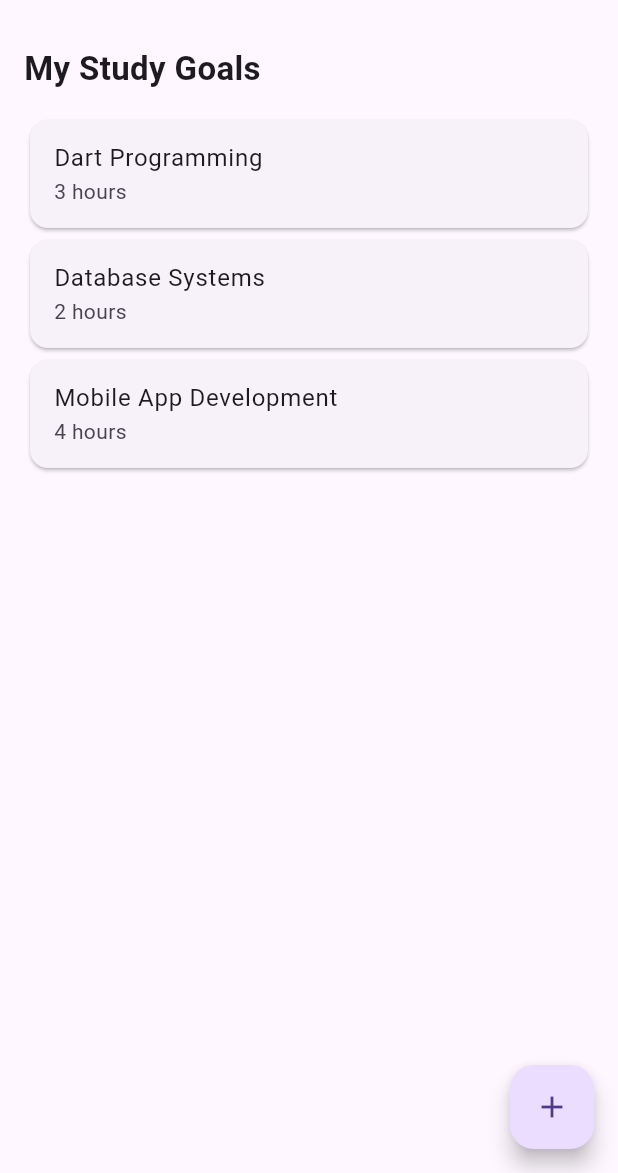
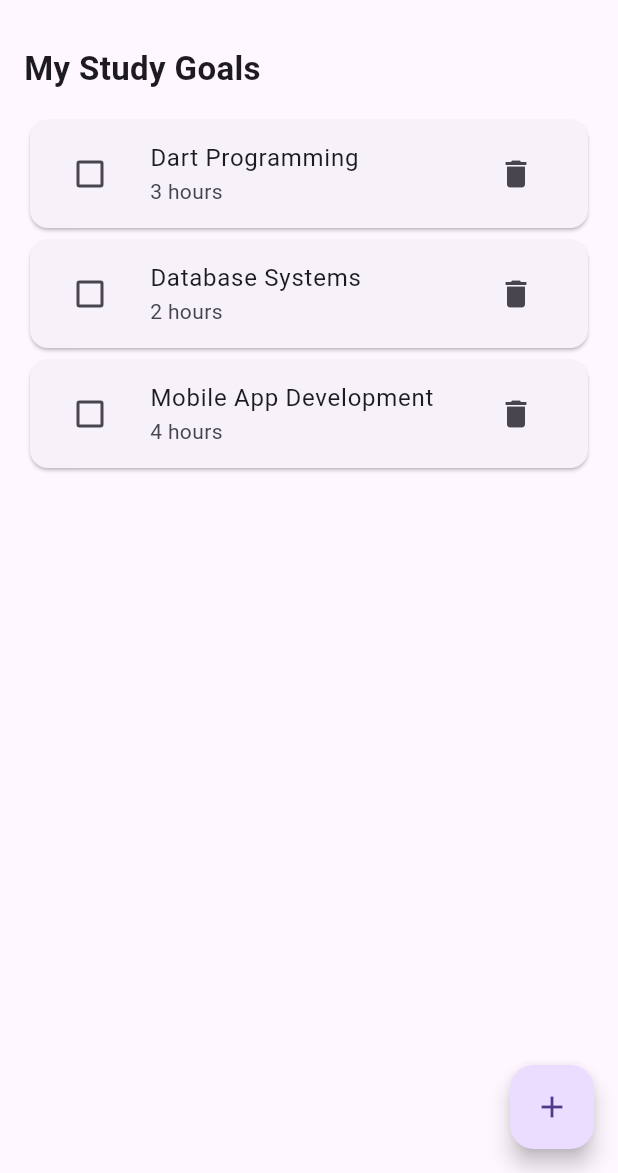
Before and after one commit to WadahMuzamil/study-planner-group-22, a Flutter app: the screen it shows after launch, on a phone screen of 412 x 824 dp, the part 63-1236 px from its top. Run offline on Flutter 3.47's test engine with Material 3 defaults, Android fonts, the phone set to English and light mode, and no system bars.

Commit message:
Phase 2: Dynamic Study Goals completed

```diff
--- a/lib/main.dart
+++ b/lib/main.dart
@@ -1,4 +1,3 @@
-
 import 'package:flutter/material.dart';
 
 void main() {
@@ -19,18 +18,48 @@ class MyApp extends StatelessWidget {
   }
 }
 
-class MyHomePage extends StatelessWidget {
+class MyHomePage extends StatefulWidget {
   const MyHomePage({super.key});
+
+  @override
+  State<MyHomePage> createState() => _MyHomePageState();
+}
+
+class _MyHomePageState extends State<MyHomePage> {
+  // LOGIC: Store study goals
+  List<Map<String, dynamic>> goals = [
+    {'subject': 'Dart Programming', 'hours': 3, 'done': false},
+    {'subject': 'Database Systems', 'hours': 2, 'done': false},
+    {'subject': 'Mobile App Development', 'hours': 4, 'done': false},
+  ];
+
+  // LOGIC: Add a sample goal
+  void addGoal() {
+    setState(() {
+      goals.add({'subject': 'Software Engineering', 'hours': 2, 'done': false});
+    });
+  }
+
+  // LOGIC: Mark a goal as done or not done
+  void toggleGoal(int index) {
+    setState(() {
+      goals[index]['done'] = !goals[index]['done'];
+    });
+  }
+
+  // LOGIC: Delete a goal
+  void deleteGoal(int index) {
+    setState(() {
+      goals.removeAt(index);
+    });
+  }
 
   @override
   Widget build(BuildContext context) {
     // STATIC: Main screen
     return Scaffold(
-
       // STATIC: AppBar
-      appBar: AppBar(
-        title: const Text('My Study Planner'),
-      ),
+      appBar: AppBar(title: const Text('My Study Planner')),
 
       // STATIC: Screen body
       body: Padding(
@@ -38,39 +67,55 @@ class MyHomePage extends StatelessWidget {
         child: Column(
           crossAxisAlignment: CrossAxisAlignment.start,
           children: [
-
             // STATIC: Heading
             const Text(
               'My Study Goals',
-              style: TextStyle(
-                fontSize: 22,
-                fontWeight: FontWeight.bold,
-              ),
+              style: TextStyle(fontSize: 22, fontWeight: FontWeight.bold),
             ),
 
             const SizedBox(height: 15),
 
-            // STATIC: First goal card
-            const Card(
-              child: ListTile(
-                title: Text('Dart Programming'),
-                subtitle: Text('3 hours'),
-              ),
-            ),
+            // CONNECTION 1: Connect goal data to the screen
+            Expanded(
+              child: ListView.builder(
+                itemCount: goals.length,
+                itemBuilder: (context, index) {
+                  final goal = goals[index];
 
-            // STATIC: Second goal card
-            const Card(
-              child: ListTile(
-                title: Text('Database Systems'),
-                subtitle: Text('2 hours'),
-              ),
-            ),
+                  return Card(
+                    child: ListTile(
+                      // CONNECTION 2: Connect user actions to logic
+                      onTap: () {
+                        toggleGoal(index);
+                      },
 
-            // STATIC: Third goal card
-            const Card(
-              child: ListTile(
-                title: Text('Mobile App Development'),
-                subtitle: Text('4 hours'),
+                      leading: Checkbox(
+                        value: goal['done'],
+                        onChanged: (value) {
+                          toggleGoal(index);
+                        },
+                      ),
+
+                      title: Text(
+                        goal['subject'],
+                        style: TextStyle(
+                          decoration: goal['done']
+                              ? TextDecoration.lineThrough
+                              : TextDecoration.none,
+                        ),
+                      ),
+
+                      subtitle: Text('${goal['hours']} hours'),
+
+                      trailing: IconButton(
+                        icon: const Icon(Icons.delete),
+                        onPressed: () {
+                          deleteGoal(index);
+                        },
+                      ),
+                    ),
+                  );
+                },
               ),
             ),
           ],
@@ -79,7 +124,7 @@ class MyHomePage extends StatelessWidget {
 
       // STATIC: Floating Action Button
       floatingActionButton: FloatingActionButton(
-        onPressed: () {},
+        onPressed: addGoal,
         child: const Icon(Icons.add),
       ),
     );
```
